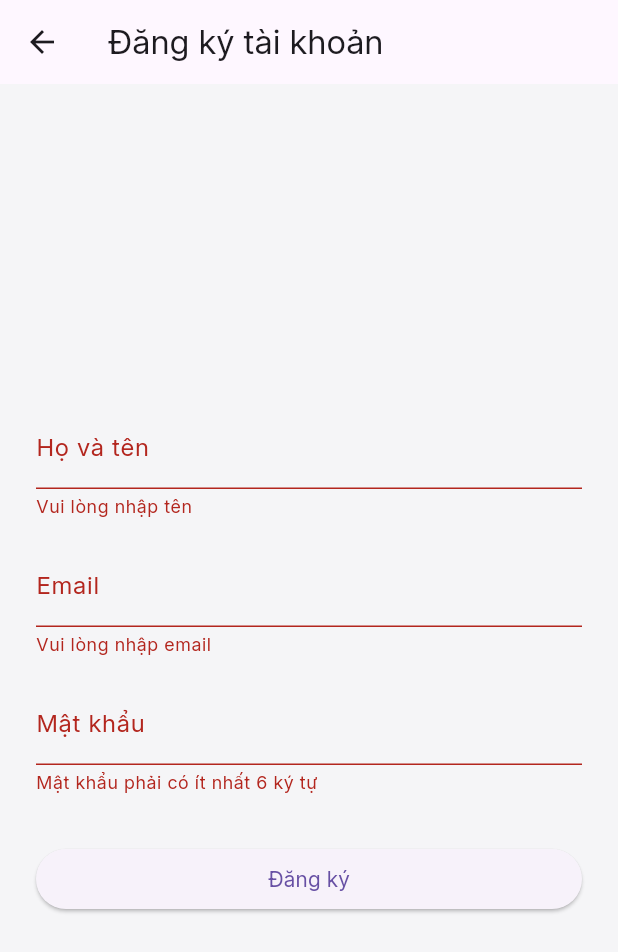
After one commit to NguyenBaoHoan/Flutter_RecruitmentApp, a Flutter app: the RegisterScreen screen opened directly, after a tap on "Đăng ký", on a phone screen of 412 x 824 dp. The commit adds this screen. Shown: the top 952 px of the screen. Run offline on Flutter 3.47's test engine with Material 3 defaults, Android fonts, the phone set to English and light mode, and no system bars; our stand-ins replace country_code_picker, font_awesome_flutter, geocoding, google_sign_in, shared_preferences; missing offline and left inert: stomp_dart_client; accounts and stored records are empty.

Commit message:
dang ky ngon nha

```diff
--- a/lib/main.dart
+++ b/lib/main.dart
@@ -80,7 +80,7 @@ class MyApp extends StatelessWidget {
           ),
 
           debugShowCheckedModeBanner: false,
-          home: const HomePageProfile(),
+          home: const LoginScreen(),
           initialRoute: '/',
           routes: {
             '/recruiter-home': (context) => const RecruiterHomeScreen(),
--- /dev/null
+++ b/lib/screens/login/register_screen.dart
@@ -0,0 +1,94 @@
+import 'package:flutter/material.dart';
+import '../../services/auth_service.dart';
+
+class RegisterScreen extends StatefulWidget {
+  const RegisterScreen({super.key});
+
+  @override
+  State<RegisterScreen> createState() => _RegisterScreenState();
+}
+
+class _RegisterScreenState extends State<RegisterScreen> {
+  final _formKey = GlobalKey<FormState>();
+  final _nameController = TextEditingController();
+  final _emailController = TextEditingController();
+  final _passwordController = TextEditingController();
+  final _authService = AuthService();
+  bool _isLoading = false;
+
+  Future<void> _handleRegister() async {
+    if (_formKey.currentState!.validate()) {
+      setState(() => _isLoading = true);
+
+      bool success = await _authService.register(
+        name: _nameController.text,
+        email: _emailController.text,
+        password: _passwordController.text,
+      );
+
+      setState(() => _isLoading = false);
+
+      if (success && mounted) {
+        ScaffoldMessenger.of(context).showSnackBar(
+          const SnackBar(content: Text('Tạo tài khoản thành công! Vui lòng đăng nhập.')),
+        );
+        Navigator.pop(context); // Quay lại màn hình đăng nhập
+      } else if (mounted) {
+         ScaffoldMessenger.of(context).showSnackBar(
+          const SnackBar(content: Text('Đăng ký thất bại. Email có thể đã tồn tại.')),
+        );
+      }
+    }
+  }
+
+  @override
+  Widget build(BuildContext context) {
+    return Scaffold(
+      appBar: AppBar(title: const Text('Đăng ký tài khoản')),
+      body: Center(
+        child: SingleChildScrollView(
+          padding: const EdgeInsets.all(24.0),
+          child: Form(
+            key: _formKey,
+            child: Column(
+              crossAxisAlignment: CrossAxisAlignment.stretch,
+              children: [
+                TextFormField(
+                  controller: _nameController,
+                  decoration: const InputDecoration(labelText: 'Họ và tên'),
+                  validator: (value) => value!.isEmpty ? 'Vui lòng nhập tên' : null,
+                ),
+                const SizedBox(height: 16),
+                TextFormField(
+                  controller: _emailController,
+                  decoration: const InputDecoration(labelText: 'Email'),
+                  keyboardType: TextInputType.emailAddress,
+                  validator: (value) => value!.isEmpty ? 'Vui lòng nhập email' : null,
+                ),
+                const SizedBox(height: 16),
+                TextFormField(
+                  controller: _passwordController,
+                  decoration: const InputDecoration(labelText: 'Mật khẩu'),
+                  obscureText: true,
+                  validator: (value) {
+                    if (value == null || value.length < 6) {
+                      return 'Mật khẩu phải có ít nhất 6 ký tự';
+                    }
+                    return null;
+                  },
+                ),
+                const SizedBox(height: 32),
+                ElevatedButton(
+                  onPressed: _isLoading ? null : _handleRegister,
+                  child: _isLoading
+                      ? const SizedBox(height: 20, width: 20, child: CircularProgressIndicator(strokeWidth: 3, color: Colors.white))
+                      : const Text('Đăng ký'),
+                ),
+              ],
+            ),
+          ),
+        ),
+      ),
+    );
+  }
+}
--- a/lib/services/auth_service.dart
+++ b/lib/services/auth_service.dart
@@ -24,6 +24,40 @@ class AuthService {
   // Dùng 'http://10.0.2.2:8080' cho máy ảo Android.
   // Dùng IP thật của máy tính (ví dụ: 'http://192.168.1.5:8080') nếu test trên điện thoại thật.
   final String _baseUrl = 'http://10.0.2.2:8080/api/v1/auth';
+
+
+  /// <<< THÊM MỚI >>> Phương thức đăng ký tài khoản mới
+  Future<bool> register({
+    required String name,
+    required String email,
+    required String password,
+  }) async {
+    final url = Uri.parse('$_baseUrl/register'); // Giả sử _baseUrl đã có
+    try {
+      final response = await http.post(
+        url,
+        headers: {'Content-Type': 'application/json'},
+        body: jsonEncode({
+          'name': name,
+          'email': email,
+          'password': password,
+        }),
+      );
+
+      if (response.statusCode == 200) {
+        print('Đăng ký thành công!');
+        return true;
+      } else {
+        // In ra lỗi từ backend để dễ debug
+        print('Đăng ký thất bại: ${response.statusCode}');
+        print('Nội dung lỗi: ${response.body}');
+        return false;
+      }
+    } catch (e) {
+      print('Lỗi khi gọi API đăng ký: $e');
+      return false;
+    }
+  }
 
 
   /// Phương thức đăng nhập bằng Google
```
Also changed, not shown: lib/screens/login/login_screen.dart (+24 -1 lines), 1 other file.
